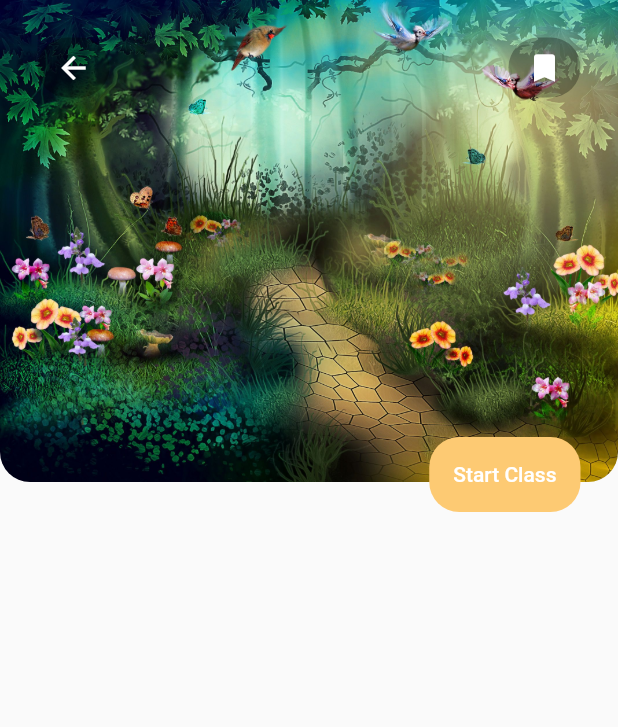
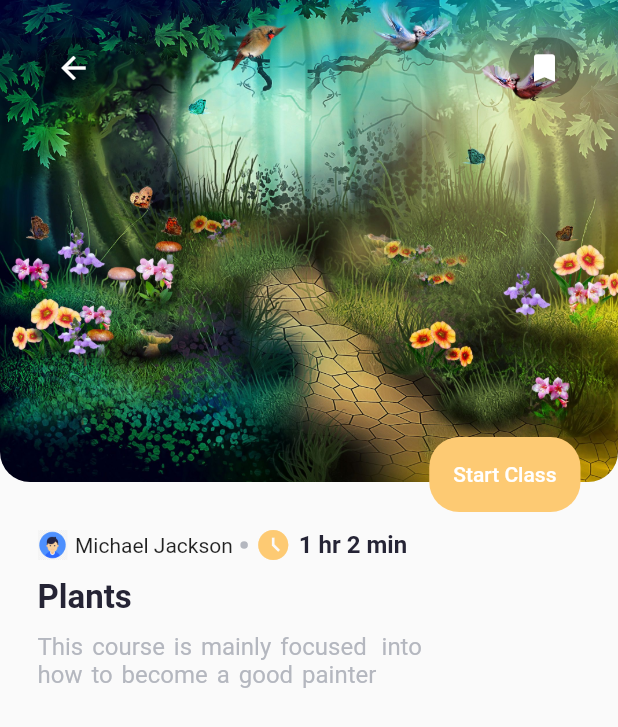
Before and after one commit to abdullakn/elearn_flutter_ui, a Flutter app: the screen it shows after launch, after a tap on "Start", on a phone screen of 412 x 824 dp. Shown: the top 727 px of the screen. Run offline on Flutter 3.47's test engine with Material 2 defaults, Android fonts, the phone set to English and light mode, and no system bars; our stand-ins replace percent_indicator.

Commit message:
details page course description completed

```diff
--- a/lib/screens/details/details.dart
+++ b/lib/screens/details/details.dart
@@ -1,4 +1,5 @@
 import 'package:elearn_platform/models/course.dart';
+import 'package:elearn_platform/screens/details/widgets/course_description.dart';
 import 'package:elearn_platform/screens/details/widgets/custom_app_bar.dart';
 import 'package:flutter/material.dart';
 
@@ -14,7 +15,8 @@ class DetailsPage extends StatelessWidget {
         child: Column(
           mainAxisSize: MainAxisSize.min,
           children: [
-            CustomAppBar(course: course)
+            CustomAppBar(course: course),
+            CourseDescription(course: course,)
           ],
         ),
       )
--- /dev/null
+++ b/lib/screens/details/widgets/course_description.dart
@@ -0,0 +1,61 @@
+import 'package:elearn_platform/constants/colors.dart';
+import 'package:elearn_platform/models/course.dart';
+import 'package:flutter/material.dart';
+
+class CourseDescription extends StatelessWidget {
+  final Course course;
+  CourseDescription({required this.course});
+
+  @override
+  Widget build(BuildContext context) {
+    return Container(
+      margin: EdgeInsets.symmetric(horizontal:25,vertical: 10),
+      child: Column(
+        crossAxisAlignment: CrossAxisAlignment.start,
+        children: [
+          Row(
+            children: [
+              Container(
+
+                height: 20,
+                width: 20,
+
+                decoration: BoxDecoration(
+                  shape: BoxShape.circle
+                ),
+                child: ClipRRect(
+                  child:  Image.asset(course.authorImg,fit: BoxFit.cover,),
+                )
+              ),
+              SizedBox(width: 5,),
+
+              Text(course.author),
+                SizedBox(width: 5,),
+              Container(
+                height: 5,
+                width: 5,
+                decoration: BoxDecoration(
+                  color: kFontLight,
+                  shape: BoxShape.circle
+                ),
+              ),
+              SizedBox(width: 5,),
+              Icon(Icons.access_time_filled,color: kAccent,),
+                SizedBox(width: 5,),
+              Text('1 hr 2 min',style: TextStyle(fontWeight: FontWeight.bold,fontSize: 16,color: kFont),)
+            ],
+          ),
+          SizedBox(height: 10,),
+          Text(course.title,style: TextStyle(fontWeight:FontWeight.bold,fontSize: 22,color: kFont),),
+          SizedBox(height: 10,),
+          Text("This course is mainly focused  into\nhow to become a good painter",style: TextStyle(
+            wordSpacing: 2,
+
+            fontSize: 16,color: kFontLight
+          ),)
+        ],
+      ),
+
+    );
+  }
+}
```
